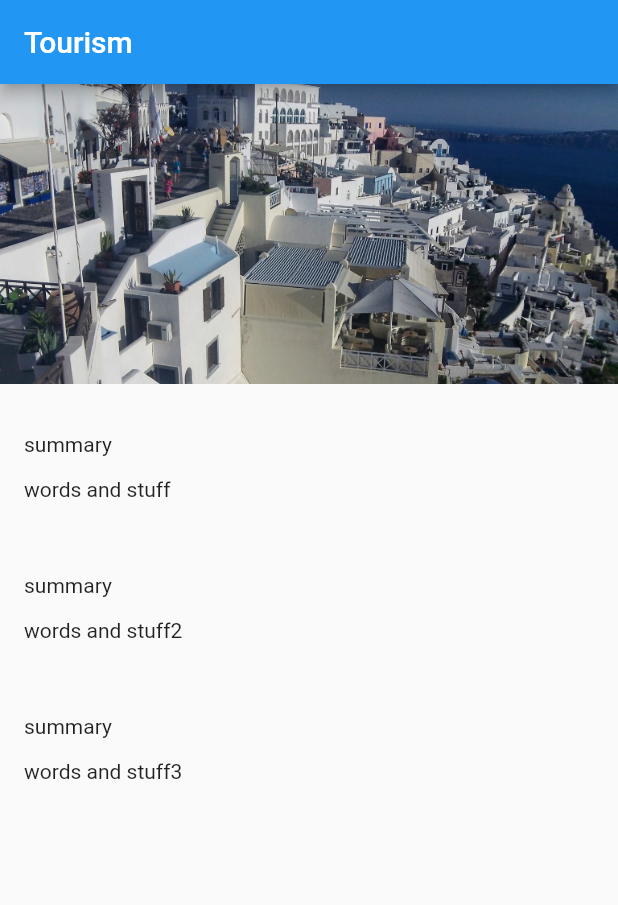
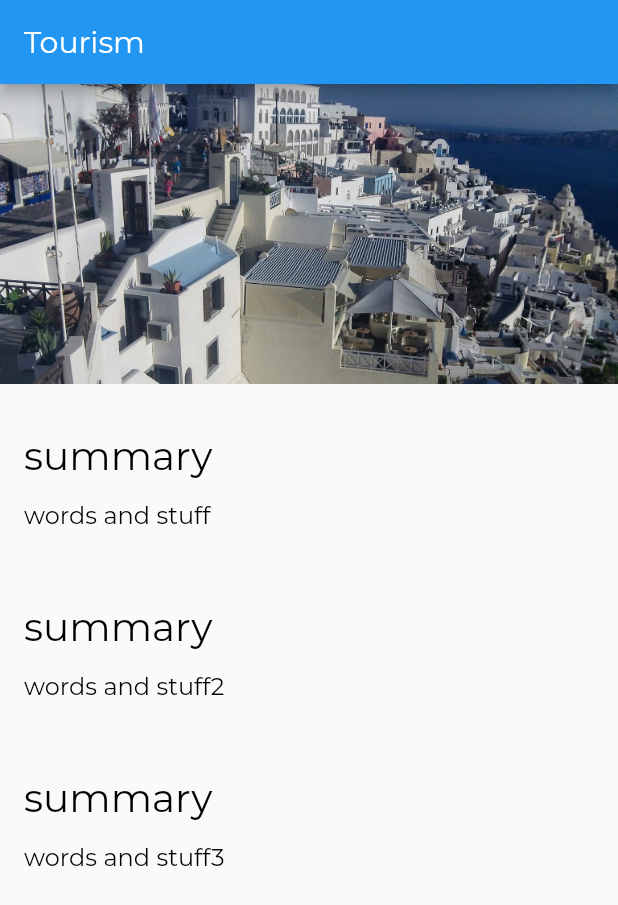
Before and after one commit to demkantor/flutter-tourism, a Flutter app: the screen it shows after launch, on a phone screen of 412 x 824 dp. Shown: the top 905 px of the screen. Run offline on Flutter 3.47's test engine with Material 2 defaults, Android fonts, the phone set to English and light mode, and no system bars.

Commit message:
added custom fonts and styling

```diff
--- a/lib/app.dart
+++ b/lib/app.dart
@@ -1,12 +1,22 @@
 import 'package:flutter/material.dart';
 
 import './screens/location_detail/location_detail.dart';
+import './style.dart';
 
 class App extends StatelessWidget {
   @override
   Widget build(BuildContext context) {
     return MaterialApp(
       home: LocationDetail(),
+      theme: ThemeData(
+        appBarTheme: AppBarTheme(
+          textTheme: TextTheme(headline6: AppBarTextStyle),
+        ),
+        textTheme: TextTheme(
+          headline6: TitleTextStyle,
+          bodyText2: Body2TextStyle,
+        ),
+      ),
     );
   }
 }
--- a/lib/screens/location_detail/text_section.dart
+++ b/lib/screens/location_detail/text_section.dart
@@ -15,11 +15,11 @@ class TextSection extends StatelessWidget {
       children: [
         Container(
           padding: const EdgeInsets.fromLTRB(_hpad, 32.0, _hpad, 4.0),
-          child: Text(_title),
+          child: Text(_title, style: Theme.of(context).textTheme.headline6),
         ),
         Container(
           padding: const EdgeInsets.fromLTRB(_hpad, 10.0, _hpad, _hpad),
-          child: Text(_body),
+          child: Text(_body, style: Theme.of(context).textTheme.bodyText2),
         ),
       ],
     );
--- /dev/null
+++ b/lib/style.dart
@@ -0,0 +1,27 @@
+import 'package:flutter/material.dart';
+
+const LargeTextSize = 26.0;
+const MediumTextSize = 20.0;
+const BodyTextSize = 16.0;
+const String FontNameDefault = 'Montserrat';
+
+const AppBarTextStyle = TextStyle(
+  fontFamily: FontNameDefault,
+  fontWeight: FontWeight.w300,
+  fontSize: MediumTextSize,
+  color: Colors.white,
+);
+
+const TitleTextStyle = TextStyle(
+  fontFamily: FontNameDefault,
+  fontWeight: FontWeight.w300,
+  fontSize: LargeTextSize,
+  color: Colors.black,
+);
+
+const Body2TextStyle = TextStyle(
+  fontFamily: FontNameDefault,
+  fontWeight: FontWeight.w300,
+  fontSize: BodyTextSize,
+  color: Colors.black,
+);
```
Also changed, not shown: pubspec.yaml (+8 -12 lines), 1 other file.
